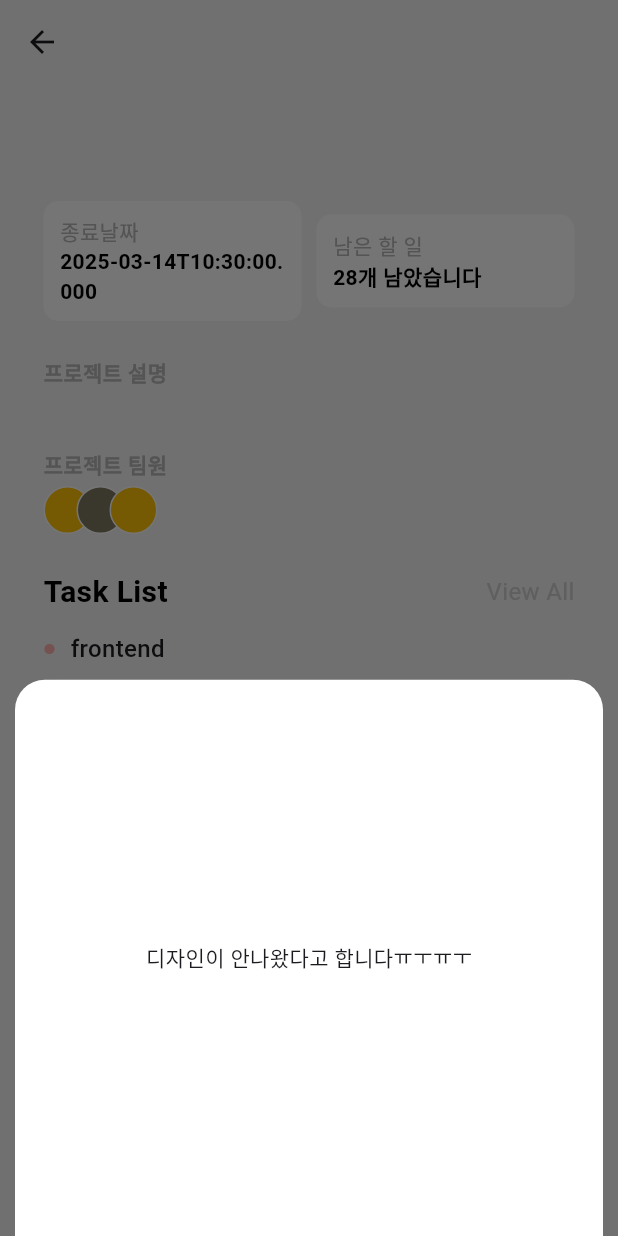
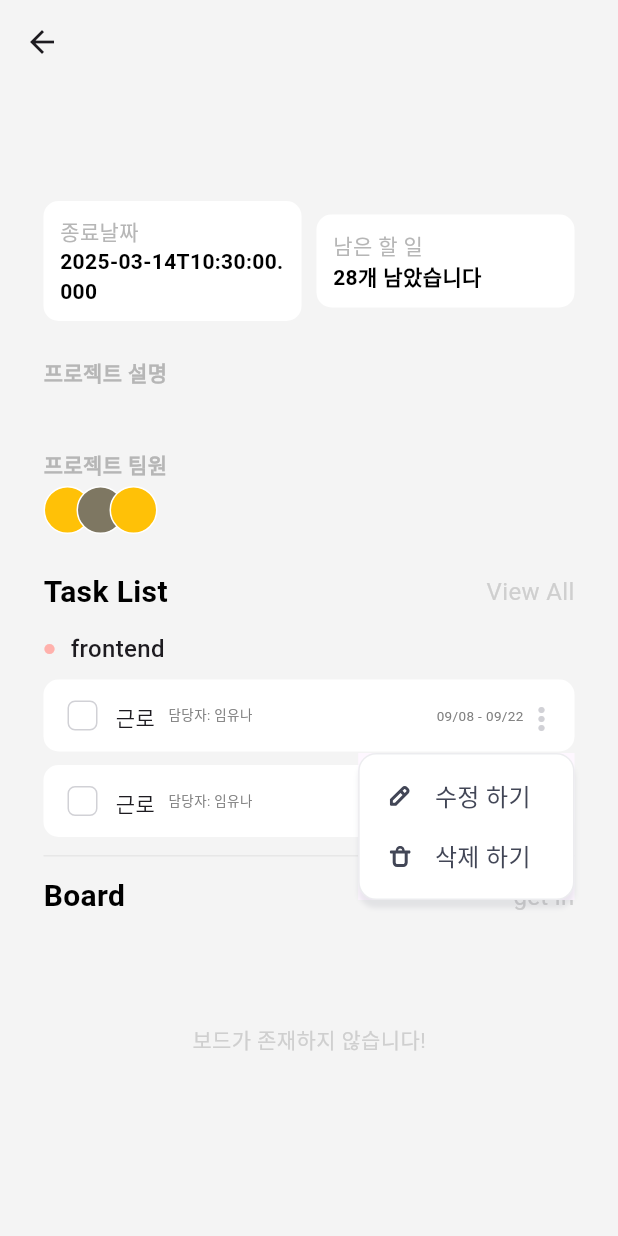
Before and after one commit to peep-todo/peep-todo-frontend, a Flutter app: the TeamDetail screen opened directly with empty values, after a tap on the "check" icon, after a tap on the "more vert" icon, on a phone screen of 412 x 824 dp. Run offline on Flutter 3.47's test engine with Material 3 defaults, Android fonts, the phone set to English and light mode, and no system bars; our stand-ins replace dotted_border, dropdown_button2, flutter_svg, get, lottie, pie_chart and 2 more; Roboto replaces fonts that are missing (SFPro).

Commit message:
feat: checkbox_component의 overlayMenu 구현

```diff
--- a/todo_peep/lib/app.dart
+++ b/todo_peep/lib/app.dart
@@ -3,8 +3,6 @@ import 'package:flutter_svg/svg.dart';
 import 'package:get/get.dart';
 import 'package:todo_peep/controllers/bottom_nav_controller.dart';
 import 'package:todo_peep/screens/taro/select_taro.dart';
-import 'package:todo_peep/screens/taro/taro_loading.dart';
-import 'package:todo_peep/screens/taro/taro_result.dart';
 import 'package:todo_peep/screens/team/team.dart';
 
 //StatelessWidget대신 GetView<BottomNavController> 를 상속받아 BottomNavController의
--- a/todo_peep/lib/controllers/taro_controller.dart
+++ b/todo_peep/lib/controllers/taro_controller.dart
@@ -1,7 +1,4 @@
-import 'dart:convert';
 import 'dart:math';
-
-import 'package:flutter/material.dart';
 import 'package:get/get.dart';
 import 'package:todo_peep/services/taro_service.dart';
 
--- a/todo_peep/lib/screens/taro/taro_result.dart
+++ b/todo_peep/lib/screens/taro/taro_result.dart
@@ -9,7 +9,7 @@ class TaroResult extends StatelessWidget {
   @override
   Widget build(BuildContext context) {
     var screenWidth = MediaQuery.of(context).size.width;
-    var screenHeight = MediaQuery.of(context).size.height;
+    //var screenHeight = MediaQuery.of(context).size.height;
     var arguments = Get.arguments;
     var taroResult = arguments['taroResult']; // 타로 결과 값
     var selectCard = arguments['selectCard']; // 선택된 카드들
--- a/todo_peep/lib/screens/team/team_detail.dart
+++ b/todo_peep/lib/screens/team/team_detail.dart
@@ -1,5 +1,4 @@
 import 'package:flutter/material.dart';
-import 'package:flutter_svg/svg.dart';
 import 'package:get/get.dart';
 import 'package:todo_peep/controllers/bottom_nav_controller.dart';
 import 'package:todo_peep/widgets/checkbox_componenet.dart';
@@ -132,7 +131,7 @@ class TeamDetail extends StatelessWidget {
       },
     ];
 
-    final TextEditingController boardAnswerController = TextEditingController();
+    //final TextEditingController boardAnswerController = TextEditingController();
 
     //첫번째 카테고리에서 두개의 테스크만 띄워주기
     String taskCategory = taskData[0]['category'];
@@ -162,7 +161,6 @@ class TeamDetail extends StatelessWidget {
           color: const Color(0xfff4f4f4),
           child: Padding(
             padding: const EdgeInsets.symmetric(horizontal: 29),
-            child: SingleChildScrollView(
             child: Column(
               crossAxisAlignment: CrossAxisAlignment.start,
               children: [
@@ -216,8 +214,8 @@ class TeamDetail extends StatelessWidget {
                       ),
                       width: (screenWidth - 68) / 2,
                       child: const Padding(
-                          padding: EdgeInsets.symmetric(
-                              horizontal: 11, vertical: 10),
+                        padding:
+                            EdgeInsets.symmetric(horizontal: 11, vertical: 10),
                         child: Column(
                           crossAxisAlignment: CrossAxisAlignment.start,
                           mainAxisAlignment: MainAxisAlignment.spaceBetween,
@@ -403,104 +401,118 @@ class TeamDetail extends StatelessWidget {
                   ],
                 ),
                 const SizedBox(height: 12),
-                  Container(
+                SizedBox(
                   width: screenWidth,
                   height: 138,
-                    decoration: BoxDecoration(
-                      borderRadius: BorderRadius.circular(12),
-                      color: Colors.white,
-                    ),
-                    child: Padding(
-                      padding: const EdgeInsets.symmetric(
-                          horizontal: 16, vertical: 16),
-                      child: Column(
-                        mainAxisAlignment: MainAxisAlignment.spaceBetween,
-                        children: [
-                          Row(
-                            children: [
-                              Align(
-                                alignment: Alignment.centerLeft,
-                                child: Container(
-                                  width: 38,
-                                  height: 38,
-                                  decoration: BoxDecoration(
-                                    color: const Color.fromARGB(
-                                        255, 250, 250, 250),
-                                    shape: BoxShape.circle,
-                                    border: Border.all(
-                                        color: const Color(0xffCFCFCF)),
+                  child: const Center(
+                    child: Text(
+                      "보드가 존재하지 않습니다!",
+                      style: TextStyle(
+                          fontSize: 14,
+                          fontWeight: FontWeight.w400,
+                          color: Color(0xffCFCFCF)),
                     ),
                   ),
                 ),
-                              const SizedBox(width: 12),
-                              const Column(
-                                crossAxisAlignment: CrossAxisAlignment.start,
-                                children: [
-                                  Row(
-                                    children: [
-                                      Text(
-                                        "임유나",
-                                        style: TextStyle(
-                                          fontSize: 14,
-                                          fontWeight: FontWeight.bold,
-                                        ),
-                                      ),
-                                      SizedBox(width: 5),
-                                      Text(
-                                        "5:05 오후",
-                                        style: TextStyle(
-                                          fontSize: 9,
-                                          fontWeight: FontWeight.w400,
-                                          color: Color(0xff808080),
-                                        ),
-                                      )
+
+                // 해당 주석 처리 부분은 보드가 있는 경우의 디자인입니다.
+                // Container(
+                //   width: screenWidth,
+                //   height: 138,
+                //   decoration: BoxDecoration(
+                //     borderRadius: BorderRadius.circular(12),
+                //     color: Colors.white,
+                //   ),
+                //   child: Padding(
+                //     padding: const EdgeInsets.symmetric(
+                //         horizontal: 16, vertical: 16),
+                //     child: Column(
+                //       mainAxisAlignment: MainAxisAlignment.spaceBetween,
+                //       children: [
+                //         Row(
+                //           children: [
+                //             Align(
+                //               alignment: Alignment.centerLeft,
+                //               child: Container(
+                //                 width: 38,
+                //                 height: 38,
+                //                 decoration: BoxDecoration(
+                //                   color: const Color.fromARGB(
+                //                       255, 250, 250, 250),
+                //                   shape: BoxShape.circle,
+                //                   border: Border.all(
+                //                       color: const Color(0xffCFCFCF)),
+                //                 ),
+                //               ),
+                //             ),
+                //             const SizedBox(width: 12),
+                //             const Column(
+                //               crossAxisAlignment: CrossAxisAlignment.start,
+                //               children: [
+                //                 Row(
+                //                   children: [
+                //                     Text(
+                //                       "임유나",
+                //                       style: TextStyle(
+                //                         fontSize: 14,
+                //                         fontWeight: FontWeight.bold,
+                //                       ),
+                //                     ),
+                //                     SizedBox(width: 5),
+                //                     Text(
+                //                       "5:05 오후",
+                //                       style: TextStyle(
+                //                         fontSize: 9,
+                //                         fontWeight: FontWeight.w400,
+                //                         color: Color(0xff808080),
+                //                       ),
+                //                     )
+                //                   ],
+                //                 ),
+                //                 Text(
+                //                   "다들 오늘 어디까지함?",
+                //                   style: TextStyle(
+                //                     fontSize: 14,
+                //                     fontWeight: FontWeight.w400,
+                //                   ),
+                //                 )
+                //               ],
+                //             )
+                //           ],
+                //         ),
+                //         TextFormField(
+                //           controller: boardAnswerController,
+                //           decoration: InputDecoration(
+                //             contentPadding: const EdgeInsets.only(left: 16),
+                //             hintText: "답장을 입력해주세요",
+                //             hintStyle: const TextStyle(
+                //               fontSize: 14,
+                //               fontWeight: FontWeight.w400,
+                //               color: Color(0xffcfcfcf),
+                //             ),
+                //             filled: true,
+                //             fillColor: const Color(0xffF4F4F4),
+                //             border: OutlineInputBorder(
+                //               borderRadius: BorderRadius.circular(10),
+                //               borderSide: BorderSide.none,
+                //             ),
+                //             suffixIcon: IconButton(
+                //               onPressed: () {},
+                //               icon: SvgPicture.asset(
+                //                   "assets/images/team/send.svg"),
+                //             ),
+                //           ),
+                //           style: const TextStyle(
+                //             fontSize: 14,
+                //           ),
+                //           // onChanged: controller.onCategoryNameChanged,
+                //         ),
+                //       ],
+                //     ),
+                //   ),
+                // ),
+                //const SizedBox(height: 57),
               ],
-                                  ),
-                                  Text(
-                                    "다들 오늘 어디까지함?",
-                                    style: TextStyle(
-                                      fontSize: 14,
-                                      fontWeight: FontWeight.w400,
-                                    ),
-                                  )
-                                ],
-                              )
-                            ],
-                          ),
-                          TextFormField(
-                            controller: boardAnswerController,
-                            decoration: InputDecoration(
-                              contentPadding: const EdgeInsets.only(left: 16),
-                              hintText: "답장을 입력해주세요",
-                              hintStyle: const TextStyle(
-                                fontSize: 14,
-                                fontWeight: FontWeight.w400,
-                                color: Color(0xffcfcfcf),
-                              ),
-                              filled: true,
-                              fillColor: const Color(0xffF4F4F4),
-                              border: OutlineInputBorder(
-                                borderRadius: BorderRadius.circular(10),
-                                borderSide: BorderSide.none,
-                              ),
-                              suffixIcon: IconButton(
-                                onPressed: () {},
-                                icon: SvgPicture.asset(
-                                    "assets/images/team/send.svg"),
-                              ),
-                            ),
-                            style: const TextStyle(
-                              fontSize: 14,
-                            ),
-                            // onChanged: controller.onCategoryNameChanged,
-                          ),
-                        ],
-                      ),
-                    ),
-                  ),
-                  const SizedBox(height: 57),
-                ],
-              ),
             ),
           ),
         ),
--- a/todo_peep/lib/screens/team/team_detail_veiwall.dart
+++ b/todo_peep/lib/screens/team/team_detail_veiwall.dart
@@ -1,4 +1,5 @@
 import 'package:flutter/material.dart';
+import 'package:flutter_svg/svg.dart';
 import 'package:get/get.dart';
 import 'package:todo_peep/widgets/checkbox_componenet.dart';
 import 'package:todo_peep/widgets/common/add_choice.dart';
@@ -129,6 +130,8 @@ class TeamDetailViewall extends StatelessWidget {
       child: Scaffold(
         appBar: AppBar(
           backgroundColor: const Color(0xfff4f4f4),
+          scrolledUnderElevation: 0,
+          elevation: 0.0,
         ),
         body: Container(
           width: screenWidth,
@@ -223,7 +226,7 @@ class TeamDetailViewall extends StatelessWidget {
                               children: [
                                 Icon(
                                   Icons.circle,
-                                  size: 8,
+                                  size: 15,
                                   color: taskData[index]['color'] != null
                                       ? Color(int.parse(
                                           '0xff${taskData[index]['color']}'))
@@ -235,6 +238,15 @@ class TeamDetailViewall extends StatelessWidget {
                                   style: const TextStyle(
                                     fontSize: 16,
                                     fontWeight: FontWeight.w500,
+                                  ),
+                                ),
+                                const Spacer(),
+                                Padding(
+                                  padding: const EdgeInsets.only(right: 15),
+                                  child: SvgPicture.asset(
+                                    "assets/images/common/pin.svg",
+                                    width: 15,
+                                    height: 15,
                                   ),
                                 ),
                               ],
--- a/todo_peep/lib/widgets/checkbox_componenet.dart
+++ b/todo_peep/lib/widgets/checkbox_componenet.dart
@@ -1,4 +1,5 @@
 import 'package:flutter/material.dart';
+import 'package:todo_peep/widgets/team/overlay_menu.dart';
 
 enum Type { team, personal }
 
@@ -13,16 +14,36 @@ class CheckboxComponenet extends StatefulWidget {
 
 class _CheckboxComponenetState extends State<CheckboxComponenet> {
   late bool isChecked;
+
+  //overlayMenu를 위한 변수
+  final GlobalKey _iconKey = GlobalKey();
+  late OverlayMenu _overlayMenu;
+
   @override
   void initState() {
     super.initState();
     isChecked = widget.taskData['isChecked'] as bool;
+    _overlayMenu = OverlayMenu(context);
   }
 
+  //checkbox 클릭시 토글
   void isClicked() {
     setState(() {
       isChecked = !isChecked;
     });
+  }
+
+  //overlayMenu 토글
+  void _toggleMenu() {
+    RenderBox renderBox =
+        _iconKey.currentContext!.findRenderObject() as RenderBox;
+    Offset position = renderBox.localToGlobal(Offset.zero);
+
+    if (!_overlayMenu.isVisible()) {
+      _overlayMenu.show(position: position);
+    } else {
+      _overlayMenu.hide();
+    }
   }
 
   @override
@@ -39,7 +60,10 @@ class _CheckboxComponenetState extends State<CheckboxComponenet> {
                 .withOpacity(0.1)
             : Colors.white,
       ),
+      child: Padding(
+        padding: const EdgeInsets.symmetric(vertical: 14),
         child: Row(
+          crossAxisAlignment: CrossAxisAlignment.center,
           children: [
             const SizedBox(width: 16),
             GestureDetector(
@@ -49,7 +73,7 @@ class _CheckboxComponenetState extends State<CheckboxComponenet> {
                 height: 20,
                 decoration: BoxDecoration(
                   shape: BoxShape.rectangle, // 체크박스 모양 (사각형)
-                borderRadius: BorderRadius.circular(4), // 모서리 둥글기
+                  borderRadius: BorderRadius.circular(5), // 모서리 둥글기
                   border: Border.all(
                     color: isChecked
                         ? Color(int.parse('0xff${widget.taskData['color']}'))
@@ -66,13 +90,25 @@ class _CheckboxComponenetState extends State<CheckboxComponenet> {
               ),
             ),
             const SizedBox(width: 12),
-          Text(widget.taskData['name']),
+            Padding(
+              padding: const EdgeInsets.symmetric(vertical: 1),
+              child: Text(
+                widget.taskData['name'],
+                style: const TextStyle(
+                  fontSize: 14,
+                  fontWeight: FontWeight.w400,
+                ),
+              ),
+            ),
             const SizedBox(width: 9),
-          const Text(
+            const Padding(
+              padding: EdgeInsets.symmetric(vertical: 3),
+              child: Text(
                 "담당자: 임유나",
                 style: TextStyle(
                   fontSize: 9,
                   color: Color(0xff808080),
+                ),
               ),
             ),
             const Spacer(),
@@ -88,35 +124,17 @@ class _CheckboxComponenetState extends State<CheckboxComponenet> {
             Padding(
               padding: const EdgeInsets.only(right: 10),
               child: GestureDetector(
-              onTap: () {
-                showModalBottomSheet(
-                  backgroundColor: Colors.white,
-                  isScrollControlled: false,
-                  shape: const RoundedRectangleBorder(
-                    borderRadius:
-                        BorderRadius.vertical(top: Radius.circular(20)),
-                  ),
-                  context: context,
-                  builder: (context) {
-                    return SizedBox(
-                      width: screenWidth - 20,
-                      height: screenHeight * 0.45, // 원하는 높이로 설정
-                      child: const Padding(
-                        padding: EdgeInsets.symmetric(horizontal: 20),
-                        child: Center(child: Text("디자인이 안나왔다고 합니다ㅠㅜㅠㅜ")),
-                      ),
-                    );
-                  },
-                );
-              },
-              child: const Icon(
+                onTap: _toggleMenu,
+                child: Icon(
+                  key: _iconKey,
                   Icons.more_vert,
-                color: Color(0xffD1D1D6),
+                  color: const Color(0xffD1D1D6),
                 ),
               ),
             )
           ],
         ),
+      ),
     );
   }
 }
--- /dev/null
+++ b/todo_peep/lib/widgets/team/overlay_menu.dart
@@ -0,0 +1,118 @@
+// overlay_menu.dart
+import 'package:flutter/material.dart';
+import 'package:flutter_svg/svg.dart';
+
+class OverlayMenu {
+  final BuildContext context;
+  OverlayEntry? _overlayEntry;
+
+  OverlayMenu(this.context);
+
+  // 메뉴를 보여주는 메서드
+  void show({required Offset position}) {
+    var screenWidth = MediaQuery.of(context).size.width;
+    if (_overlayEntry != null) return; // 이미 표시 중이면 실행 X
+
+    _overlayEntry = OverlayEntry(
+      builder: (context) => GestureDetector(
+        onTap: () {
+          // 배경을 클릭하면 메뉴를 숨김
+          hide();
+        },
+        child: Material(
+          color: Colors.transparent, // 투명 배경
+          child: Stack(
+            children: [
+              // 메뉴 외부 클릭 시 메뉴를 숨길 수 있도록 배경을 감싸는 GestureDetector
+              Positioned.fill(
+                child: Container(),
+              ),
+              // 실제 메뉴 위치
+              Positioned(
+                top: position.dy + 35,
+                left: screenWidth * 0.65 - 29, // 아이콘 바로 아래 위치
+                child: Material(
+                  child: _buildMenu(),
+                ),
+              ),
+            ],
+          ),
+        ),
+      ),
+    );
+
+    Overlay.of(context).insert(_overlayEntry!);
+  }
+
+  // 메뉴를 숨기는 메서드
+  void hide() {
+    _overlayEntry?.remove();
+    _overlayEntry = null;
+  }
+
+  // 메뉴가 보이는지 확인하는 메서드
+  bool isVisible() {
+    return _overlayEntry != null;
+  }
+
+  Widget _buildMenu() {
+    var screenWidth = MediaQuery.of(context).size.width;
+    return Container(
+      width: screenWidth * 0.35,
+      padding: const EdgeInsets.all(8),
+      decoration: BoxDecoration(
+          boxShadow: [
+            BoxShadow(
+              color: const Color(0xff434961).withOpacity(0.1), // 그림자 색상과 투명도
+              offset: const Offset(0, 5), // 그림자의 위치
+              blurRadius: 2, // 흐림 정도
+            ),
+          ],
+          borderRadius: BorderRadius.circular(12),
+          color: Colors.white,
+          border: Border.all(
+            color: const Color.fromARGB(26, 67, 73, 97),
+            width: 1,
+          )),
+      child: Column(
+        mainAxisSize: MainAxisSize.min,
+        crossAxisAlignment: CrossAxisAlignment.center,
+        mainAxisAlignment: MainAxisAlignment.center,
+        children: [
+          _menuItem("수정 하기", "assets/images/common/Edit.svg"),
+          _menuItem("삭제 하기", "assets/images/common/Delete.svg"),
+        ],
+      ),
+    );
+  }
+
+  Widget _menuItem(String text, String icon) {
+    return InkWell(
+      onTap: () {
+        print('$text 클릭됨');
+        hide();
+      },
+      child: Padding(
+        padding: const EdgeInsets.symmetric(vertical: 8, horizontal: 12),
+        child: Row(
+          children: [
+            SvgPicture.asset(
+              icon,
+              // width: 15,
+              // height: 15,
+            ),
+            const SizedBox(width: 16),
+            Text(
+              text,
+              style: const TextStyle(
+                fontSize: 16,
+                fontWeight: FontWeight.w400,
+                color: Color(0xff424656),
+              ),
+            ),
+          ],
+        ),
+      ),
+    );
+  }
+}
--- a/todo_peep/pubspec.yaml
+++ b/todo_peep/pubspec.yaml
@@ -2,7 +2,7 @@ name: todo_peep
 description: "A new Flutter project."
 # The following line prevents the package from being accidentally published to
 # pub.dev using `flutter pub publish`. This is preferred for private packages.
-publish_to: 'none' # Remove this line if you wish to publish to pub.dev
+publish_to: "none" # Remove this line if you wish to publish to pub.dev
 
 # The following defines the version and build number for your application.
 # A version number is three numbers separated by dots, like 1.2.43
@@ -30,7 +30,6 @@ environment:
 dependencies:
   flutter:
     sdk: flutter
-
 
   # The following adds the Cupertino Icons font to your application.
   # Use with the CupertinoIcons class for iOS style icons.
@@ -66,7 +65,6 @@ dev_dependencies:
 
 # The following section is specific to Flutter packages.
 flutter:
-
   # The following line ensures that the Material Icons font is
   # included with your application, so that you can use the icons in
   # the material Icons class.
@@ -77,6 +75,7 @@ flutter:
     - assets/images/
     - assets/images/team/
     - assets/images/taro/
+    - assets/images/common/
     - assets/images/add_choice/
     - assets/images/taro/taroCard/
 
```
Also changed, not shown: todo_peep/assets/images/common/Delete.svg (added), todo_peep/assets/images/common/Edit.svg (added), todo_peep/assets/images/common/pin.svg (added), 1 other file. Lines whose indentation alone changed are shown as unchanged.
